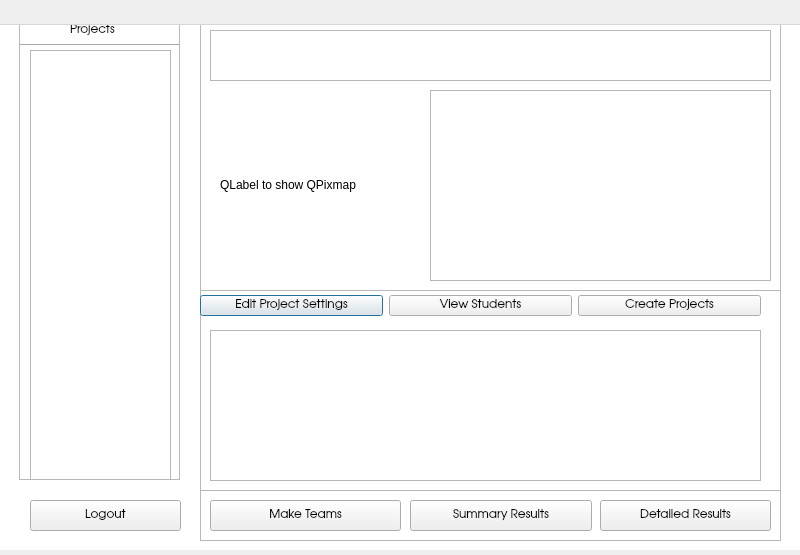
Above: manageprojectsview.ui from abhinavthukral28/stuPID before the change. Below: the same form after it.
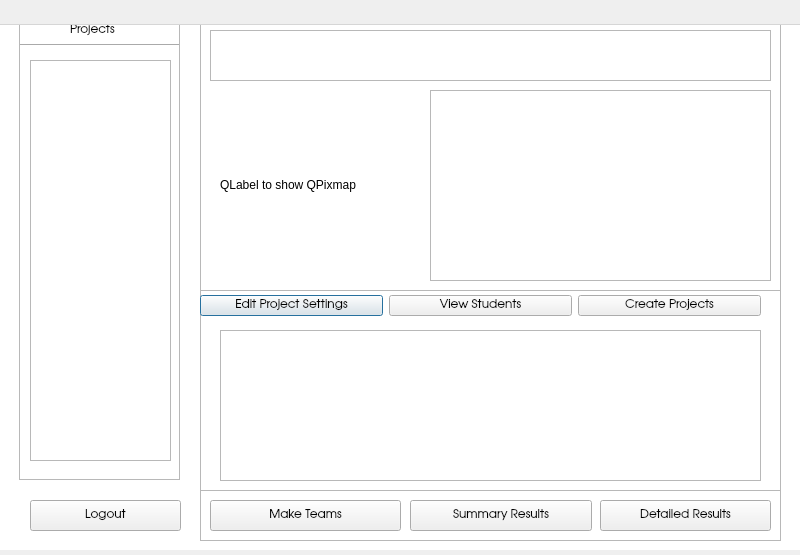
That is the form after the change.

Diff of the .ui file:
```diff
--- a/manageprojectsview.ui
+++ b/manageprojectsview.ui
@@ -86,9 +86,9 @@
       <property name="geometry">
        <rect>
         <x>10</x>
-        <y>30</y>
+        <y>40</y>
         <width>141</width>
-        <height>471</height>
+        <height>401</height>
        </rect>
       </property>
       <property name="font">
@@ -202,9 +202,9 @@
      <widget class="QTextBrowser" name="viewTextBrowser">
       <property name="geometry">
        <rect>
-        <x>10</x>
+        <x>20</x>
         <y>40</y>
-        <width>551</width>
+        <width>541</width>
         <height>151</height>
        </rect>
       </property>
```
